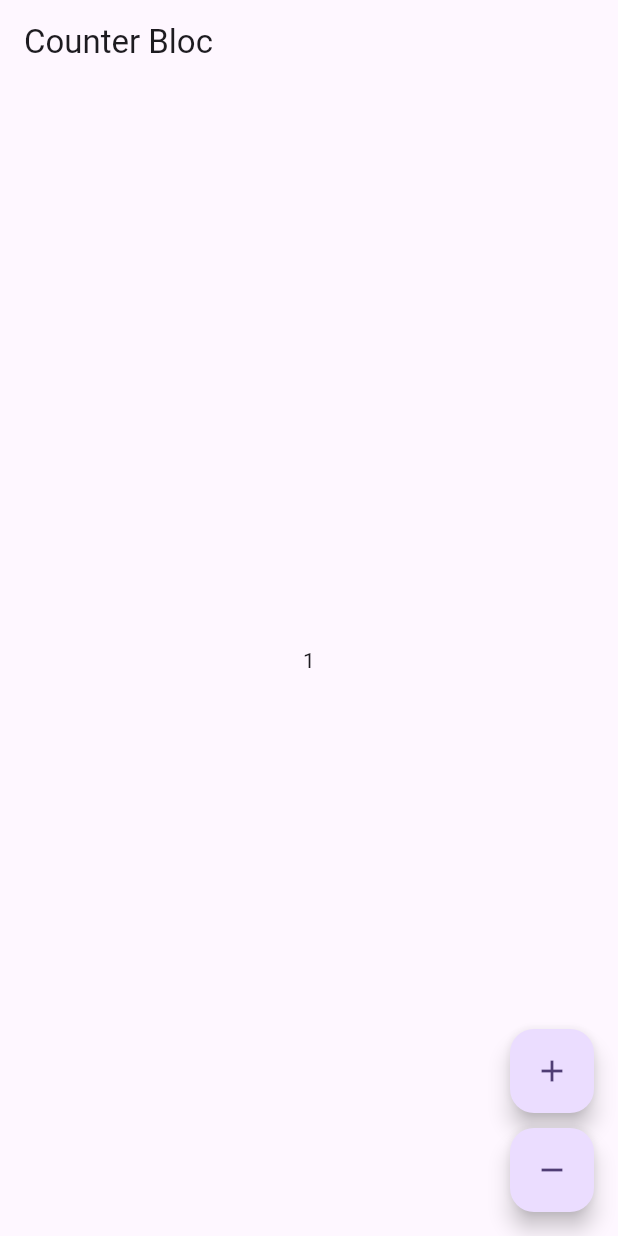
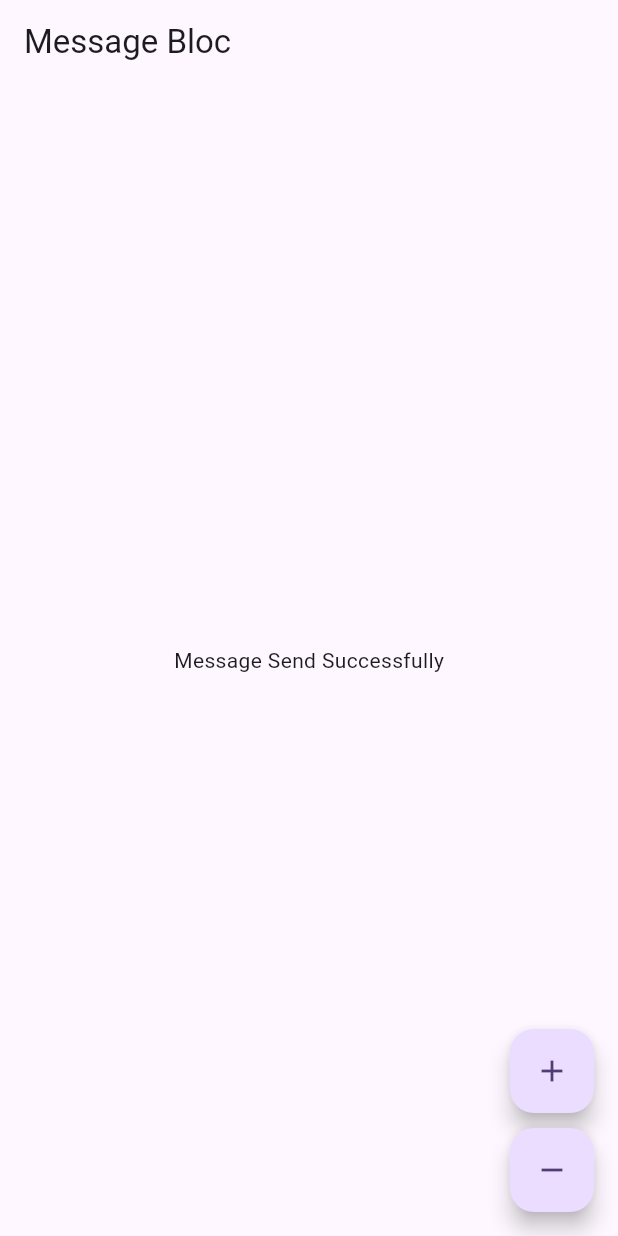
Before and after one commit to huzaifak08/Flutter-Bloc-State-Management, a Flutter app: the screen it shows after launch, after a tap on the "add" icon, on a phone screen of 412 x 824 dp. Run offline on Flutter 3.47's test engine with Material 2 defaults, Android fonts, the phone set to English and light mode, and no system bars; our stand-ins replace flutter_bloc.

Commit message:
Multi bloc provider done Allhamdullillah

```diff
--- a/lib/home_screen.dart
+++ b/lib/Counter/counter_screen.dart
@@ -1,15 +1,17 @@
-import 'package:bloc_statemanagement/counter_block.dart';
+import 'package:bloc_statemanagement/Counter/counter_block.dart';
 import 'package:flutter/material.dart';
 import 'package:flutter_bloc/flutter_bloc.dart';
 
-class HomeScreen extends StatelessWidget {
-  const HomeScreen({super.key});
+class CounterScreen extends StatelessWidget {
+  const CounterScreen({super.key});
 
   @override
   Widget build(BuildContext context) {
+    // Bloc Provider:
     final CounterBloc counterBloc = BlocProvider.of<CounterBloc>(context);
+
     return Scaffold(
-      appBar: AppBar(title: Text('Counter Bloc')),
+      appBar: AppBar(title: const Text('Counter Bloc')),
       body: Center(child: BlocBuilder<CounterBloc, int>(
         builder: (context, state) {
           return Text('${state}');
@@ -23,14 +25,14 @@ class HomeScreen extends StatelessWidget {
             onPressed: () {
               counterBloc.add(IncrementEvent());
             },
-            child: Icon(Icons.add),
+            child: const Icon(Icons.add),
           ),
-          SizedBox(height: 10),
+          const SizedBox(height: 10),
           FloatingActionButton(
             onPressed: () {
               counterBloc.add(DecrementEvent());
             },
-            child: Icon(Icons.remove),
+            child: const Icon(Icons.remove),
           ),
         ],
       ),
--- /dev/null
+++ b/lib/Message/message_block.dart
@@ -0,0 +1,15 @@
+import 'package:flutter_bloc/flutter_bloc.dart';
+
+class MessageBloc extends Bloc<MessageEvent, String> {
+  MessageBloc() : super('Initially Empty') {
+    on<SendMessageEvent>((event, emit) => emit('Message Send Successfully'));
+    on<FailedMessageEvent>((event, emit) => emit('Message Failed to send'));
+  }
+}
+
+// Events:
+abstract class MessageEvent {}
+
+class SendMessageEvent extends MessageEvent {}
+
+class FailedMessageEvent extends MessageEvent {}
--- /dev/null
+++ b/lib/Message/message_screen.dart
@@ -0,0 +1,41 @@
+import 'package:bloc_statemanagement/Message/message_block.dart';
+import 'package:flutter/material.dart';
+import 'package:flutter_bloc/flutter_bloc.dart';
+
+class MessageScreen extends StatelessWidget {
+  const MessageScreen({super.key});
+
+  @override
+  Widget build(BuildContext context) {
+    // BlocProvider:
+    final messageBloc = BlocProvider.of<MessageBloc>(context);
+
+    return Scaffold(
+      appBar: AppBar(title: const Text('Message Bloc')),
+      body: Center(child: BlocBuilder<MessageBloc, String>(
+        builder: (context, state) {
+          return Text(state);
+        },
+      )),
+      floatingActionButton: Column(
+        mainAxisAlignment: MainAxisAlignment.end,
+        crossAxisAlignment: CrossAxisAlignment.end,
+        children: [
+          FloatingActionButton(
+            onPressed: () {
+              messageBloc.add(SendMessageEvent());
+            },
+            child: const Icon(Icons.add),
+          ),
+          const SizedBox(height: 10),
+          FloatingActionButton(
+            onPressed: () {
+              messageBloc.add(FailedMessageEvent());
+            },
+            child: const Icon(Icons.remove),
+          ),
+        ],
+      ),
+    );
+  }
+}
--- a/lib/main.dart
+++ b/lib/main.dart
@@ -1,5 +1,7 @@
-import 'package:bloc_statemanagement/counter_block.dart';
-import 'package:bloc_statemanagement/home_screen.dart';
+import 'package:bloc_statemanagement/Counter/counter_block.dart';
+import 'package:bloc_statemanagement/Counter/counter_screen.dart';
+import 'package:bloc_statemanagement/Message/message_block.dart';
+import 'package:bloc_statemanagement/Message/message_screen.dart';
 import 'package:flutter/material.dart';
 import 'package:flutter_bloc/flutter_bloc.dart';
 
@@ -13,14 +15,19 @@ class MyApp extends StatelessWidget {
   // This widget is the root of your application.
   @override
   Widget build(BuildContext context) {
-    return MaterialApp(
-      title: 'Flutter Demo',
-      theme: ThemeData(
-        colorScheme: ColorScheme.fromSeed(seedColor: Colors.deepPurple),
-        useMaterial3: true,
+    return MultiBlocProvider(
+      providers: [
+        BlocProvider<CounterBloc>(create: (context) => CounterBloc()),
+        BlocProvider<MessageBloc>(create: (context) => MessageBloc())
+      ],
+      child: MaterialApp(
+        title: 'Flutter Demo',
+        theme: ThemeData(
+          colorScheme: ColorScheme.fromSeed(seedColor: Colors.deepPurple),
+          useMaterial3: true,
+        ),
+        home: const MessageScreen(),
       ),
-      home: BlocProvider(
-          create: (context) => CounterBloc(), child: const HomeScreen()),
     );
   }
 }
```
Also changed, not shown: lib/Counter/counter_block.dart (renamed from lib/counter_block.dart).
